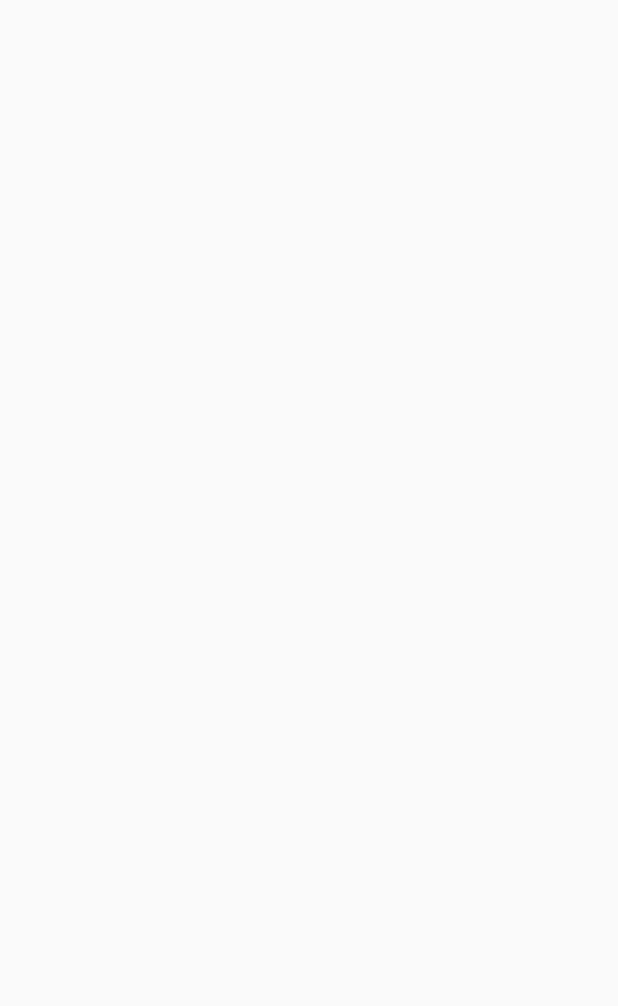
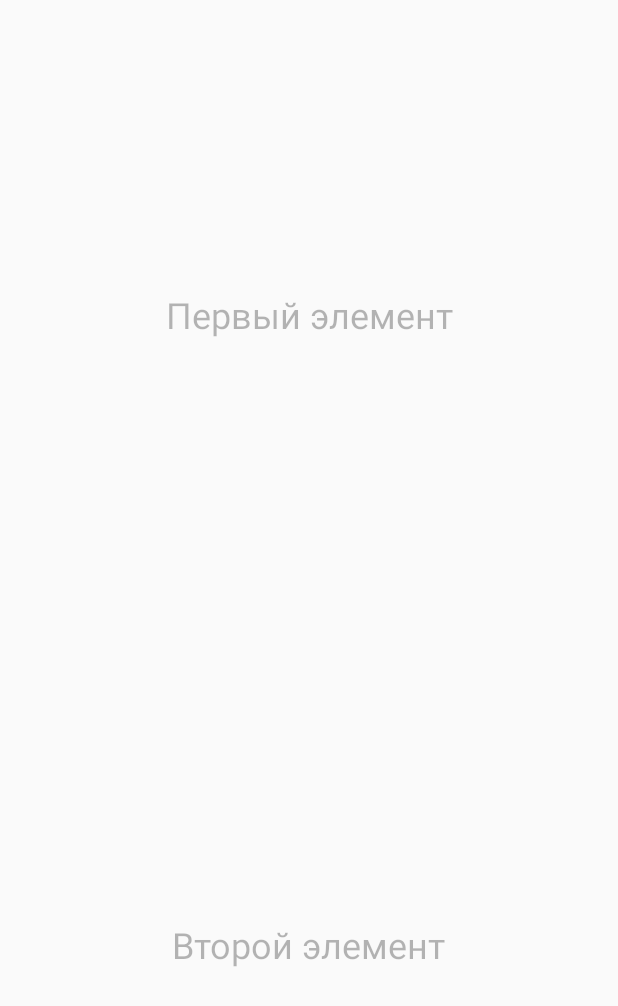
Before and after one commit to Reversin/middle-android-repo, an Android app built with Jetpack Compose: the XmlActivity screen opened directly, with no data from a screen before it, on a phone screen of 412 x 824 dp. Before the commit the part shown is empty. Shown: the top 1006 px of the screen. Run offline under Robolectric (Android 15) with nearby library versions, the phone set to English and light mode, and no system bars.

```diff
--- /dev/null
+++ b/app/src/main/java/com/example/androidpracticumcustomview/CustomViewGroup.kt
@@ -0,0 +1,73 @@
+package com.example.androidpracticumcustomview
+
+import android.content.Context
+import android.util.AttributeSet
+import android.view.View
+import android.view.ViewGroup
+import android.widget.Toast
+
+class CustomContainer @JvmOverloads constructor(
+    context: Context,
+    attrs: AttributeSet? = null,
+    defStyleAttr: Int = 0
+) : ViewGroup(context, attrs, defStyleAttr) {
+
+    override fun addView(child: View?) {
+        if (childCount >= 2) {
+            Toast.makeText(context, "В контейнер помещено более двух дочерних элементов!", Toast.LENGTH_SHORT).show()
+
+            if (context is android.app.Activity) {
+                (context as android.app.Activity).finish()
+            }
+            return
+        }
+        super.addView(child)
+    }
+
+
+    override fun onMeasure(widthMeasureSpec: Int, heightMeasureSpec: Int) {
+
+        val width = MeasureSpec.getSize(widthMeasureSpec)
+        val height = MeasureSpec.getSize(heightMeasureSpec)
+
+        for (i in 0 until childCount) {
+            val child = getChildAt(i)
+            measureChild(child, widthMeasureSpec, heightMeasureSpec)
+        }
+
+        setMeasuredDimension(width, height)
+    }
+
+    override fun onLayout(changed: Boolean, l: Int, t: Int, r: Int, b: Int) {
+
+        val width = r - l
+        val height = b - t
+        val centerX = width / 2
+        val centerY = height / 2
+
+        for (i in 0 until childCount) {
+
+            val child = getChildAt(i)
+            val childWidth = child.measuredWidth
+            val childHeight = child.measuredHeight
+
+            val left = centerX - childWidth / 2
+            val top = when (i) {
+                0 -> 0
+                1 -> height - childHeight
+                else -> 0
+            }
+
+            child.layout(left, top, left + childWidth, top + childHeight)
+
+            child.alpha = 0f
+            child.translationY = centerY.toFloat() - top
+
+            child.animate()
+                .alpha(1f)
+                .translationY(0f)
+                .setDuration(5000)
+                .start()
+        }
+    }
+}
--- a/app/src/main/java/com/example/androidpracticumcustomview/XmlActivity.kt
+++ b/app/src/main/java/com/example/androidpracticumcustomview/XmlActivity.kt
@@ -1,12 +1,8 @@
 package com.example.androidpracticumcustomview
 
 import android.os.Bundle
-import android.os.Handler
-import android.os.Looper
 import android.widget.TextView
 import androidx.activity.ComponentActivity
-import com.example.androidpracticumcustomview.ui.theme.CustomContainer
-
 
 class XmlActivity : ComponentActivity() {
     override fun onCreate(savedInstanceState: Bundle?) {
@@ -22,18 +18,16 @@ class XmlActivity : ComponentActivity() {
         }
 
         val firstView = TextView(this).apply {
-            // TODO
-            // ...
+            text = "Первый элемент"
+            textSize = 24f
         }
 
         val secondView = TextView(this).apply {
-            // TODO
-            // ...
+            text = "Второй элемент"
+            textSize = 24f
         }
 
-        // Добавление второго элемента через некоторое время (например, по задержке)
-        Handler(Looper.getMainLooper()).postDelayed({
-            customContainer.addView(secondView)
-        }, 2000)
+        customContainer.addView(firstView)
+        customContainer.addView(secondView)
     }
 }
```
Also changed, not shown: app/src/main/java/com/example/androidpracticumcustomview/ComposeCustomContainer.kt (added, +74 -0 lines), app/src/main/java/com/example/androidpracticumcustomview/ComposeScreen.kt (+10 -4 lines), 1 other file.
